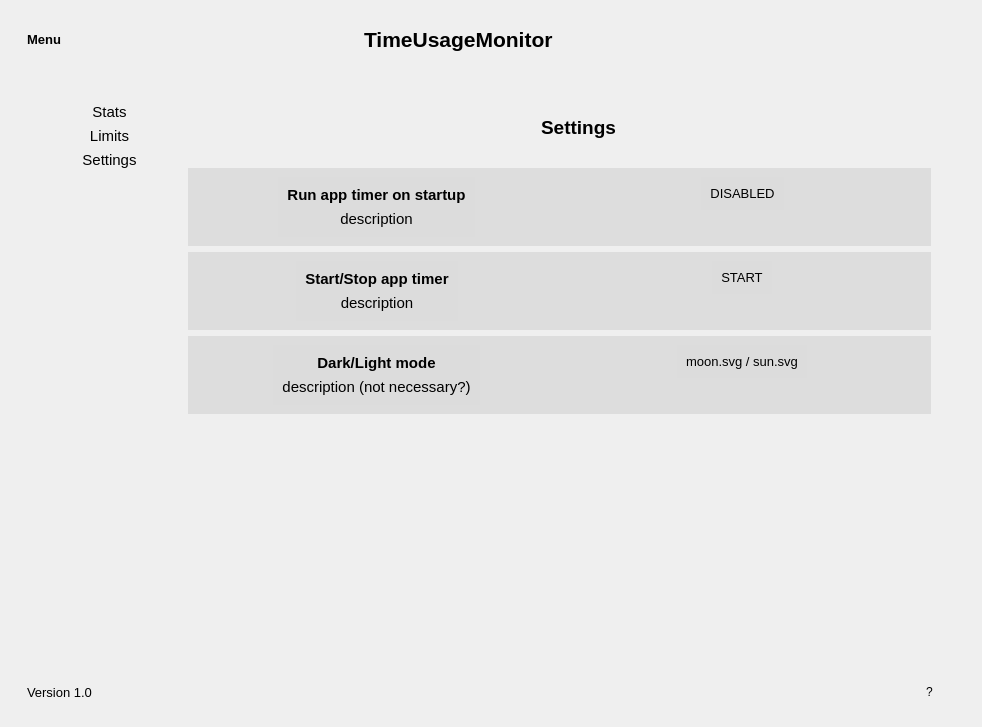
Qt form gui.ui (Domy7/TimeUsageMonitor) before a commit.
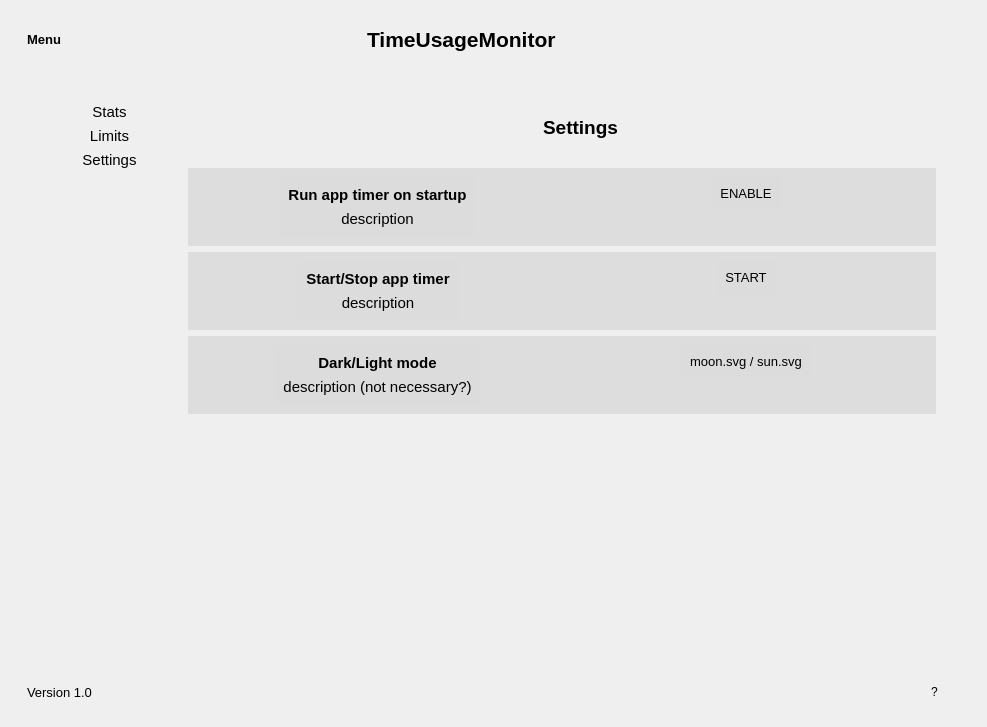
The same form after that commit. Icons and pictures are not drawn.

Diff of the .ui file:
```diff
--- a/gui.ui
+++ b/gui.ui
@@ -6,7 +6,7 @@
    <rect>
     <x>0</x>
     <y>0</y>
-    <width>982</width>
+    <width>987</width>
     <height>727</height>
    </rect>
   </property>
@@ -1071,7 +1071,7 @@
 }</string>
                          </property>
                          <property name="text">
-                          <string>DISABLED</string>
+                          <string>ENABLE</string>
                          </property>
                         </widget>
                        </item>
```
Left out of the diff: 44 changed lines with no effect on the pictures.
